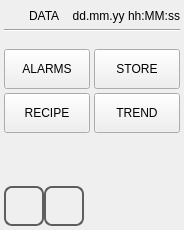
Qt form qt_library/ATCMsystem/data_manager.ui (MECTsrl/mect_plugins) before a commit.
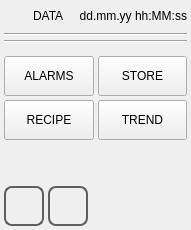
The same form after that commit. Icons and pictures are not drawn.

```diff
--- a/qt_library/ATCMsystem/data_manager.ui
+++ b/qt_library/ATCMsystem/data_manager.ui
@@ -30,7 +30,7 @@
   </property>
   <layout class="QVBoxLayout" name="verticalLayout">
    <property name="spacing">
-    <number>0</number>
+    <number>4</number>
    </property>
    <property name="margin">
     <number>4</number>
@@ -110,6 +110,13 @@
      </property>
     </widget>
    </item>
+   <item>
+    <widget class="Line" name="line_2">
+     <property name="orientation">
+      <enum>Qt::Horizontal</enum>
+     </property>
+    </widget>
+   </item>
    <item>
     <spacer name="verticalSpacer_2">
      <property name="orientation">
@@ -268,6 +275,9 @@
    </item>
    <item>
     <layout class="QHBoxLayout" name="horizontalLayout_2">
+     <property name="spacing">
+      <number>4</number>
+     </property>
      <item>
       <widget class="QPushButton" name="pushButtonHome">
        <property name="sizePolicy">
```
Left out of the diff: 7 changed lines with no effect on the pictures.
